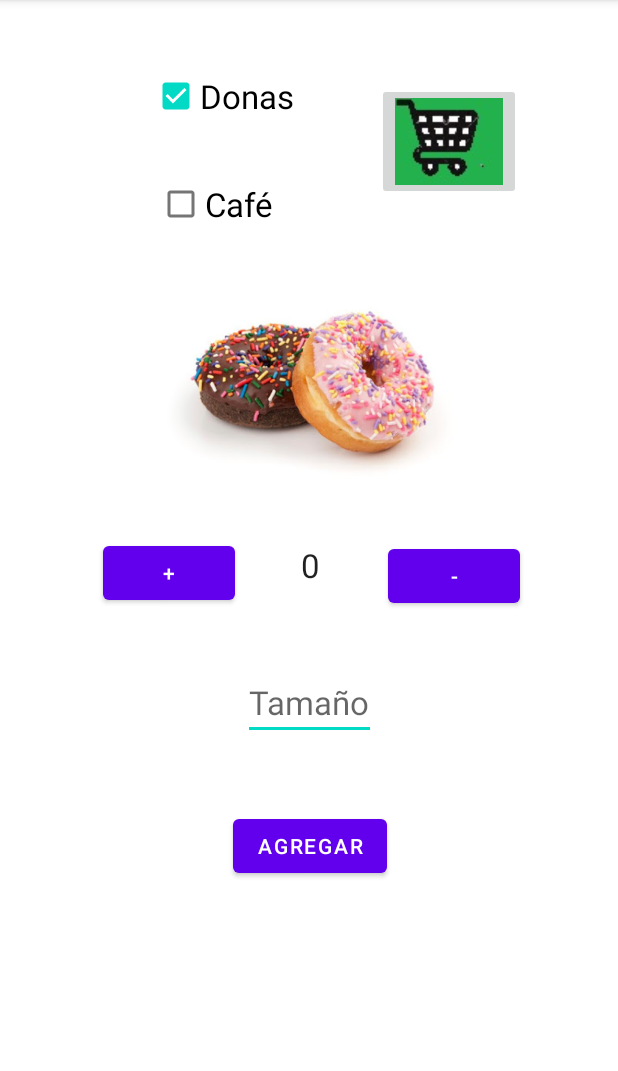
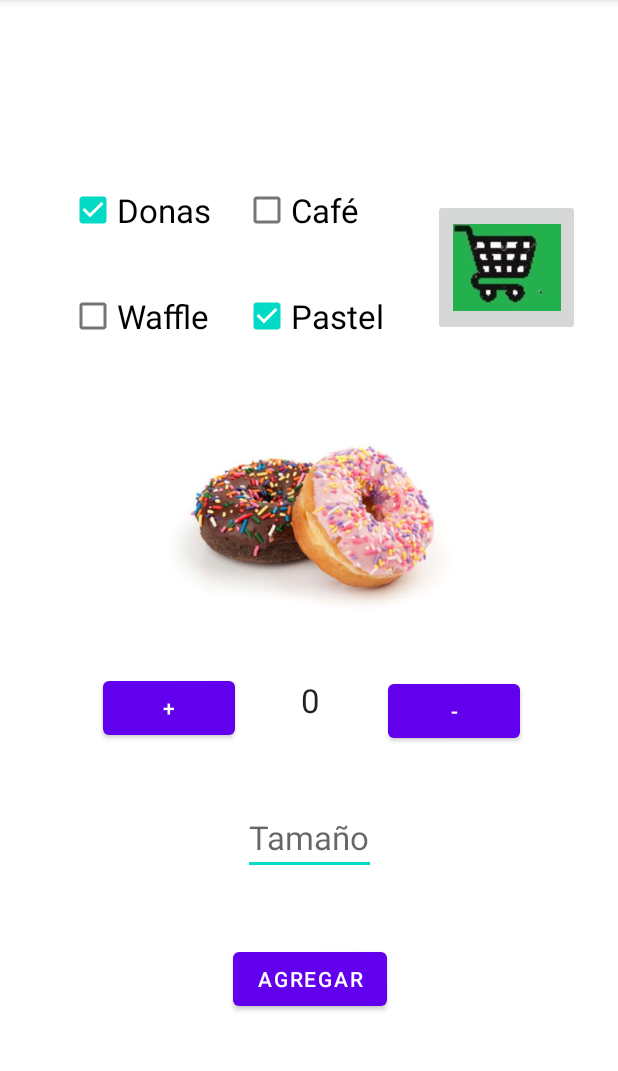
Before and after one commit to gmlimo/testBedu, an Android app: the ActivityProductSel screen opened directly, with no data from a screen before it, after a tap on "Donas", on a phone screen of 412 x 824 dp, the part 84-1155 px from its top. Run offline under Robolectric (Android 15) with nearby library versions, the phone set to English and light mode, and no system bars; 1 other tap on this screen came first.

Commit message:
Adding new items

```diff
--- a/ProjectAssembly/app/src/main/java/com/example/projectassembly/clases/Data.kt
+++ b/ProjectAssembly/app/src/main/java/com/example/projectassembly/clases/Data.kt
@@ -4,14 +4,17 @@ data class Data(
     //Map of the Products Available
     val productList: Map<String, Float> = mapOf(
         "café" to 42.50f,
-        "donas" to 12.40f
+        "donas" to 12.40f,
+        "waffle" to 20.40f,
+        "pastel" to 60.50f
     ),
 
     //Map of pre-registered user name and password
     val loginData: Map<String, String> = mapOf(
         "1234" to "gmlimon",
         "hola" to "teaby",
-        "5678" to "mbravo"
+        "5678" to "mbravo",
+        "admin" to "admin"
     ),
 
     val iva: Float = 1.08f
--- /dev/null
+++ b/ProjectAssembly/app/src/main/java/com/example/projectassembly/clases/Pastel.kt
@@ -0,0 +1,23 @@
+import com.example.projectassembly.clases.Data
+import com.example.projectassembly.clases.Product
+
+class Pastel(override val flavor: String): Product("pastel") {
+
+    protected var sabor = ""
+    override var quantity = 0
+    override var price = data.productList.getValue("pastel")
+    //override var size = tamaño
+
+    init {
+        this.sabor = flavor
+    }
+
+    //Función para calcular el precio de la cantidad de pastel en base a su tamaño
+    override fun subTotal(cantidad: Int, tamaño: String): Float {
+        this.quantity = cantidad
+        var total = super.subTotal(cantidad, tamaño)
+        println("Tu pedido son: $cantidad pastel $tamaño con un subtotal de: $total ")
+        return total
+    }
+
+}
--- /dev/null
+++ b/ProjectAssembly/app/src/main/java/com/example/projectassembly/clases/Waffle.kt
@@ -0,0 +1,24 @@
+import com.example.projectassembly.clases.Data
+import com.example.projectassembly.clases.Product
+
+val data = Data()
+class Waffle(override val flavor: String): Product("Waffle") {
+
+    protected var sabor = ""
+    override var quantity = 0
+    override var price = data.productList.getValue("waffle")
+    //override var size = tamaño
+
+    init {
+        this.sabor = flavor
+    }
+
+    //Función para calcular el precio de la cantidad de waffle en base a su tamaño
+    override fun subTotal(cantidad: Int, tamaño: String): Float {
+        this.quantity = cantidad
+        var total = super.subTotal(cantidad, tamaño)
+        println("Tu pedido son: $cantidad waffles $tamaño con un subtotal de: $total ")
+        return total
+    }
+
+}
--- a/ProjectAssembly/app/src/main/res/layout/activity_product_sel.xml
+++ b/ProjectAssembly/app/src/main/res/layout/activity_product_sel.xml
@@ -8,14 +8,26 @@
 
 
     <CheckBox
+        android:id="@+id/pastelCheck"
+        android:layout_width="107dp"
+        android:layout_height="46dp"
+        android:layout_marginTop="24dp"
+        android:text="Pastel"
+        android:textAppearance="@style/TextAppearance.AppCompat.Large"
+        app:layout_constraintEnd_toEndOf="parent"
+        app:layout_constraintHorizontal_bias="0.532"
+        app:layout_constraintStart_toStartOf="parent"
+        app:layout_constraintTop_toBottomOf="@+id/coffeeCheck" />
+
+    <CheckBox
         android:id="@+id/donutCheck"
         android:layout_width="wrap_content"
         android:layout_height="wrap_content"
-        android:layout_marginTop="40dp"
+        android:layout_marginTop="116dp"
         android:text="Donas"
         android:textAppearance="@style/TextAppearance.AppCompat.Large"
         app:layout_constraintEnd_toEndOf="parent"
-        app:layout_constraintHorizontal_bias="0.319"
+        app:layout_constraintHorizontal_bias="0.145"
         app:layout_constraintStart_toStartOf="parent"
         app:layout_constraintTop_toTopOf="parent" />
 
@@ -23,11 +35,23 @@
         android:id="@+id/coffeeCheck"
         android:layout_width="wrap_content"
         android:layout_height="wrap_content"
-        android:layout_marginTop="24dp"
+        android:layout_marginTop="116dp"
         android:text="Café"
         android:textAppearance="@style/TextAppearance.AppCompat.Large"
         app:layout_constraintEnd_toEndOf="parent"
-        app:layout_constraintHorizontal_bias="0.312"
+        app:layout_constraintHorizontal_bias="0.109"
+        app:layout_constraintStart_toEndOf="@+id/donutCheck"
+        app:layout_constraintTop_toTopOf="parent" />
+
+    <CheckBox
+        android:id="@+id/waffleCheck"
+        android:layout_width="107dp"
+        android:layout_height="46dp"
+        android:layout_marginTop="24dp"
+        android:text="Waffle"
+        android:textAppearance="@style/TextAppearance.AppCompat.Large"
+        app:layout_constraintEnd_toEndOf="parent"
+        app:layout_constraintHorizontal_bias="0.151"
         app:layout_constraintStart_toStartOf="parent"
         app:layout_constraintTop_toBottomOf="@+id/donutCheck" />
 
@@ -35,12 +59,11 @@
         android:id="@+id/donutView"
         android:layout_width="209dp"
         android:layout_height="142dp"
-        android:layout_marginTop="28dp"
+        android:layout_marginTop="44dp"
         android:src="@mipmap/ic_launcher_round"
         app:layout_constraintEnd_toEndOf="parent"
-        app:layout_constraintHorizontal_bias="0.5"
         app:layout_constraintStart_toStartOf="parent"
-        app:layout_constraintTop_toBottomOf="@+id/coffeeCheck"
+        app:layout_constraintTop_toBottomOf="@+id/pastelCheck"
         tools:srcCompat="@tools:sample/backgrounds/scenic" />
 
     <Button
@@ -115,14 +138,14 @@
 
     <ImageButton
         android:id="@+id/carrito"
-        android:layout_width="wrap_content"
-        android:layout_height="wrap_content"
+        android:layout_width="98dp"
+        android:layout_height="91dp"
         app:layout_constraintBottom_toTopOf="@+id/donutView"
         app:layout_constraintEnd_toEndOf="parent"
-        app:layout_constraintHorizontal_bias="0.796"
+        app:layout_constraintHorizontal_bias="0.92"
         app:layout_constraintStart_toStartOf="parent"
         app:layout_constraintTop_toTopOf="parent"
-        app:layout_constraintVertical_bias="0.504"
+        app:layout_constraintVertical_bias="0.711"
         app:srcCompat="@drawable/carrito" />
 
 </androidx.constraintlayout.widget.ConstraintLayout>
```
Also changed, not shown: ProjectAssembly/app/src/main/java/com/example/projectassembly/ActivityProductSel.kt (+82 -0 lines), ProjectAssembly/app/src/main/res/drawable/pastel.png (added), ProjectAssembly/app/src/main/res/drawable/waffle.png (added).
